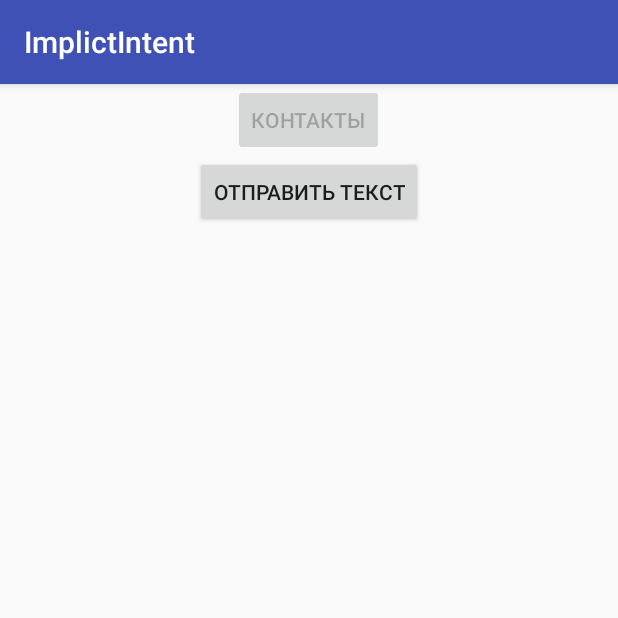
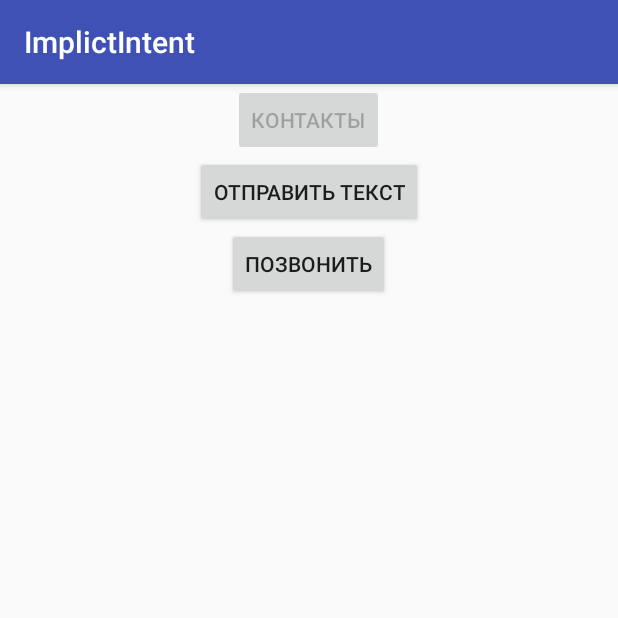
Before and after one commit to bupyc9/ImplictIntent, an Android app: the screen it shows after launch (MainActivity), on a phone screen of 412 x 824 dp, the top half of it. Run offline under Robolectric (Android 15) with nearby library versions, the phone set to English and light mode, and no system bars.

Commit message:
Добавлена кнопка на активность

```diff
--- a/app/src/main/res/layout/activity_main.xml
+++ b/app/src/main/res/layout/activity_main.xml
@@ -21,6 +21,13 @@
         android:layout_gravity="center"
         android:text="@string/send_text"/>
 
+    <Button
+        android:id="@+id/call"
+        android:layout_width="wrap_content"
+        android:layout_height="wrap_content"
+        android:layout_gravity="center"
+        android:text="@string/call"/>
+
     <TextView
         android:id="@+id/textView"
         android:layout_width="match_parent"
```
